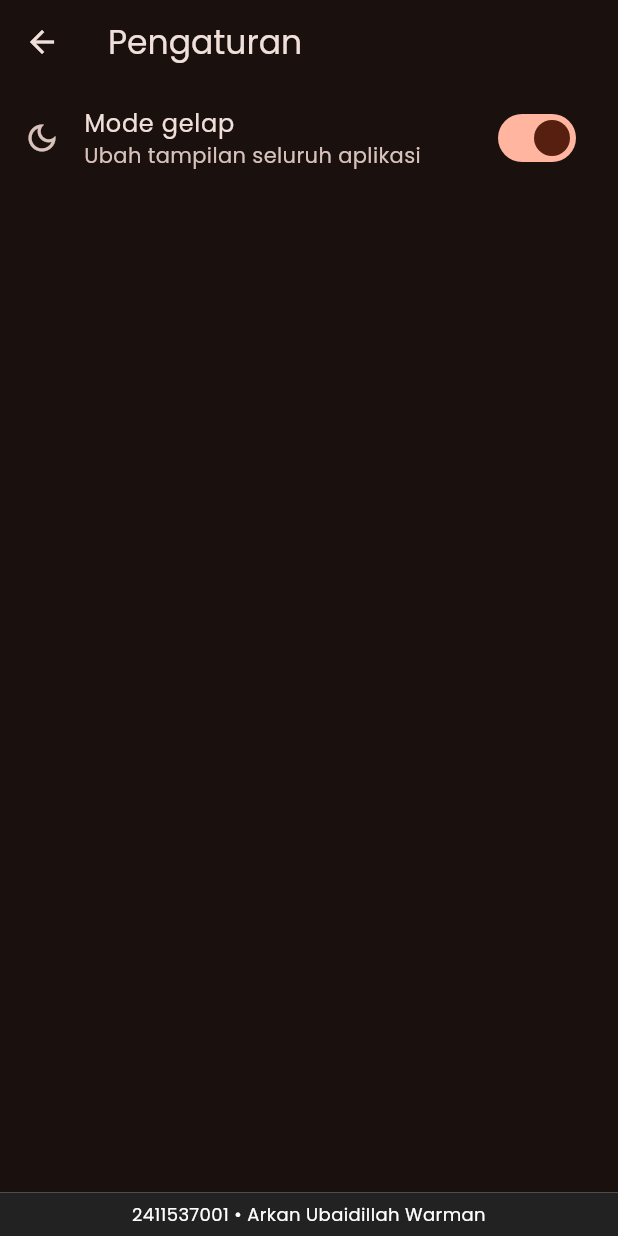
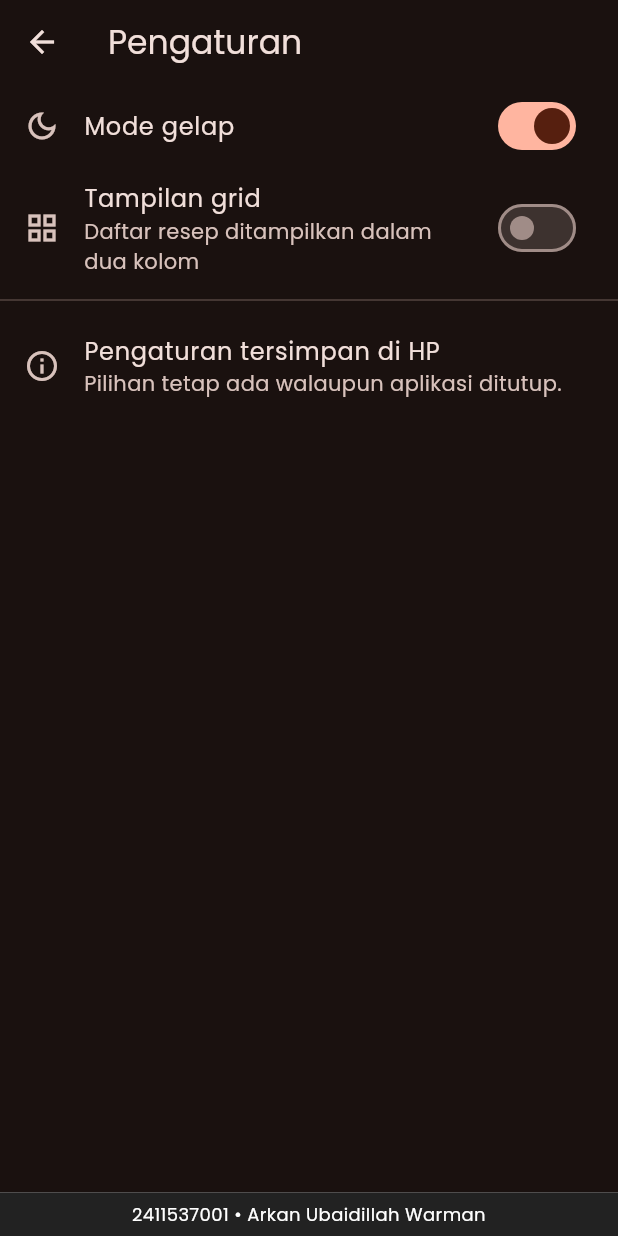
Before and after one commit to ArkanUbaidillah/2411537001_KelasB_AppMob_ResepKu, a Flutter app: the SettingsPage screen opened directly, after a tap on "Mode gelap", on a phone screen of 412 x 824 dp. Run offline on Flutter 3.47's test engine with Material 3 defaults, Android fonts, the phone set to English and light mode, and no system bars; our stand-ins replace shared_preferences; accounts and stored records are empty; network calls fail.

Commit message:
Modul 9 Bagian A: SettingsProvider dengan SharedPreferencesAsync untuk mode gelap dan grid

```diff
--- a/lib/main.dart
+++ b/lib/main.dart
@@ -2,16 +2,22 @@ import 'package:flutter/material.dart';
 import 'package:provider/provider.dart';
 import 'package:resepku/pages/home_page.dart';
 import 'package:resepku/providers/favorite_provider.dart';
-import 'package:resepku/providers/theme_provider.dart';
+import 'package:resepku/providers/settings_provider.dart';
 import 'package:resepku/services/recipe_service.dart';
 import 'package:resepku/widgets/identity_footer.dart';
 
-void main() {
+Future<void> main() async {
+  // Wajib sebelum memakai plugin di dalam main
+  WidgetsFlutterBinding.ensureInitialized();
+
+  final settings = SettingsProvider();
+  await settings.load();
+
   runApp(
     MultiProvider(
       providers: [
+        ChangeNotifierProvider.value(value: settings),
         ChangeNotifierProvider(create: (context) => FavoriteProvider()),
-        ChangeNotifierProvider(create: (context) => ThemeProvider()), // Latihan 1 Modul 6
         // Provider biasa: RecipeService tidak berubah, jadi tidak perlu notifyListeners
         Provider(
           create: (context) => RecipeService(),
@@ -28,6 +34,8 @@ class ResepKuApp extends StatelessWidget {
 
   @override
   Widget build(BuildContext context) {
+    final themeMode = context.watch<SettingsProvider>().themeMode;
+
     return MaterialApp(
       title: 'ResepKu',
       debugShowCheckedModeBanner: false,
@@ -40,7 +48,7 @@ class ResepKuApp extends StatelessWidget {
         brightness: Brightness.dark,
         fontFamily: 'Poppins',
       ),
-      themeMode: context.watch<ThemeProvider>().themeMode, // Latihan 1 Modul 6
+      themeMode: themeMode,
       builder: (context, child) => IdentityFooter(child: child!), // footer NIM & nama (Modul 6)
       home: const HomePage(),
     );
--- a/lib/pages/home_page.dart
+++ b/lib/pages/home_page.dart
@@ -4,6 +4,7 @@ import 'package:resepku/models/recipe.dart';
 import 'package:resepku/pages/add_recipe_page.dart';
 import 'package:resepku/pages/search_page.dart';
 import 'package:resepku/pages/settings_page.dart';
+import 'package:resepku/providers/settings_provider.dart';
 import 'package:resepku/services/recipe_service.dart';
 import 'package:resepku/widgets/error_view.dart';
 import 'package:resepku/widgets/favorite_badge_button.dart';
@@ -18,7 +19,6 @@ class HomePage extends StatefulWidget {
 }
 
 class _HomePageState extends State<HomePage> {
-  bool _isGrid = false;
   String? _cuisine; // Latihan 1 Modul 7: null berarti semua cuisine
   late Future<List<Recipe>> _recipesFuture;
 
@@ -64,13 +64,20 @@ class _HomePageState extends State<HomePage> {
 
   @override
   Widget build(BuildContext context) {
+    // Pilihan tampilan kini dibaca dari SettingsProvider (tersimpan di HP)
+    final settings = context.watch<SettingsProvider>();
+    final isGrid = settings.isGrid;
+
     return Scaffold(
       appBar: AppBar(
         title: Row(
           children: [
             Image.asset('assets/images/logo.png', height: 32),
             const SizedBox(width: 8),
-            const Text('ResepKu'),
+            // Flexible: judul boleh mengecil bila AppBar penuh tombol (layar 360 dp)
+            const Flexible(
+              child: Text('ResepKu', overflow: TextOverflow.ellipsis),
+            ),
           ],
         ),
         actions: [
@@ -84,9 +91,10 @@ class _HomePageState extends State<HomePage> {
             ),
           ),
           IconButton(
-            tooltip: _isGrid ? 'Tampilan list' : 'Tampilan grid',
-            icon: Icon(_isGrid ? Icons.view_list : Icons.grid_view),
-            onPressed: () => setState(() => _isGrid = !_isGrid),
+            tooltip: isGrid ? 'Tampilan list' : 'Tampilan grid',
+            icon: Icon(isGrid ? Icons.view_list : Icons.grid_view),
+            // tidak perlu setState: setGrid memanggil notifyListeners
+            onPressed: () => settings.setGrid(!isGrid),
           ),
           const FavoriteBadgeButton(),
           IconButton(
@@ -143,7 +151,7 @@ class _HomePageState extends State<HomePage> {
               Expanded(
                 child: RefreshIndicator(
                   onRefresh: _refresh,
-                  child: _isGrid ? _buildGrid(filtered) : _buildList(filtered),
+                  child: isGrid ? _buildGrid(filtered) : _buildList(filtered),
                 ),
               ),
             ],
--- a/lib/pages/settings_page.dart
+++ b/lib/pages/settings_page.dart
@@ -1,24 +1,36 @@
 import 'package:flutter/material.dart';
 import 'package:provider/provider.dart';
-import 'package:resepku/providers/theme_provider.dart';
+import 'package:resepku/providers/settings_provider.dart';
 
 class SettingsPage extends StatelessWidget {
   const SettingsPage({super.key});
 
   @override
   Widget build(BuildContext context) {
-    final isDark = context.watch<ThemeProvider>().isDark;
+    final settings = context.watch<SettingsProvider>();
 
     return Scaffold(
       appBar: AppBar(title: const Text('Pengaturan')),
       body: ListView(
         children: [
           SwitchListTile(
+            secondary: const Icon(Icons.dark_mode_outlined),
             title: const Text('Mode gelap'),
-            subtitle: const Text('Ubah tampilan seluruh aplikasi'),
-            secondary: const Icon(Icons.dark_mode_outlined),
-            value: isDark,
-            onChanged: (value) => context.read<ThemeProvider>().toggleTheme(value),
+            value: settings.isDark,
+            onChanged: settings.setDark,
+          ),
+          SwitchListTile(
+            secondary: const Icon(Icons.grid_view),
+            title: const Text('Tampilan grid'),
+            subtitle: const Text('Daftar resep ditampilkan dalam dua kolom'),
+            value: settings.isGrid,
+            onChanged: settings.setGrid,
+          ),
+          const Divider(),
+          const ListTile(
+            leading: Icon(Icons.info_outline),
+            title: Text('Pengaturan tersimpan di HP'),
+            subtitle: Text('Pilihan tetap ada walaupun aplikasi ditutup.'),
           ),
         ],
       ),
--- a/lib/providers/theme_provider.dart
+++ /dev/null
@@ -1,14 +0,0 @@
-import 'package:flutter/material.dart';
-
-class ThemeProvider extends ChangeNotifier {
-  ThemeMode _themeMode = ThemeMode.light;
-
-  ThemeMode get themeMode => _themeMode;
-
-  bool get isDark => _themeMode == ThemeMode.dark;
-
-  void toggleTheme(bool isDark) {
-    _themeMode = isDark ? ThemeMode.dark : ThemeMode.light;
-    notifyListeners(); // MaterialApp ikut rebuild dan tema berganti
-  }
-}
--- a/pubspec.yaml
+++ b/pubspec.yaml
@@ -13,6 +13,7 @@ dependencies:
   provider: ^6.1.2
   cached_network_image: '>=3.4.1 <5.0.0'
   http: ^1.6.0
+  shared_preferences: ^2.5.0
 
 dev_dependencies:
   flutter_test:
```
Also changed, not shown: lib/providers/settings_provider.dart (added, +41 -0 lines).
